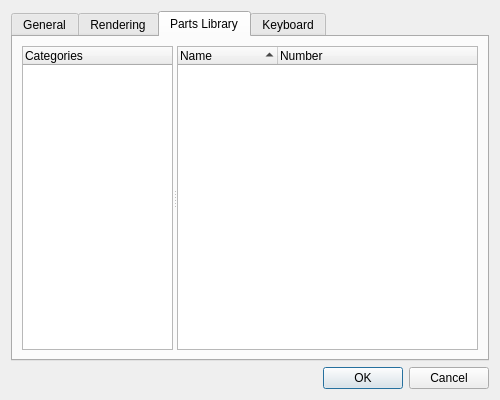
This is qt/lc_qpreferencesdialog.ui in ldraw-linux/leocad as Qt 5 draws it before an edit. The edited form follows.
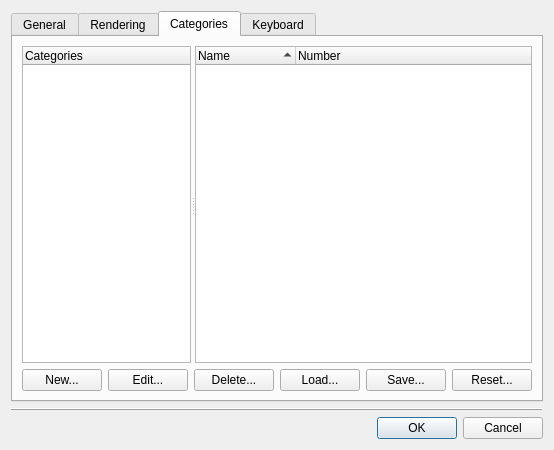
This is the edited form.

Commit message: Added category editing functionality.

The edit to the form file:
```diff
--- a/qt/lc_qpreferencesdialog.ui
+++ b/qt/lc_qpreferencesdialog.ui
@@ -6,8 +6,8 @@
    <rect>
     <x>0</x>
     <y>0</y>
-    <width>500</width>
-    <height>400</height>
+    <width>550</width>
+    <height>450</height>
    </rect>
   </property>
   <property name="windowTitle">
@@ -31,11 +31,17 @@
      </widget>
      <widget class="QWidget" name="tabLibrary">
       <attribute name="title">
-       <string>Parts Library</string>
+       <string>Categories</string>
       </attribute>
       <layout class="QVBoxLayout" name="verticalLayout_3">
        <item>
         <widget class="QSplitter" name="splitter">
+         <property name="sizePolicy">
+          <sizepolicy hsizetype="Expanding" vsizetype="Expanding">
+           <horstretch>0</horstretch>
+           <verstretch>0</verstretch>
+          </sizepolicy>
+         </property>
          <property name="orientation">
           <enum>Qt::Horizontal</enum>
          </property>
@@ -105,6 +111,65 @@
          </widget>
         </widget>
        </item>
+       <item>
+        <layout class="QHBoxLayout" name="horizontalLayout">
+         <item>
+          <widget class="QPushButton" name="newCategory">
+           <property name="text">
+            <string>New...</string>
+           </property>
+          </widget>
+         </item>
+         <item>
+          <widget class="QPushButton" name="editCategory">
+           <property name="text">
+            <string>Edit...</string>
+           </property>
+          </widget>
+         </item>
+         <item>
+          <widget class="QPushButton" name="deleteCategory">
+           <property name="text">
+            <string>Delete...</string>
+           </property>
+          </widget>
+         </item>
+         <item>
+          <spacer name="horizontalSpacer">
+           <property name="orientation">
+            <enum>Qt::Horizontal</enum>
+           </property>
+           <property name="sizeHint" stdset="0">
+            <size>
+             <width>40</width>
+             <height>20</height>
+            </size>
+           </property>
+          </spacer>
+         </item>
+         <item>
+          <widget class="QPushButton" name="loadCategories">
+           <property name="text">
+            <string>Load...</string>
+           </property>
+          </widget>
+         </item>
+         <item>
+          <widget class="QPushButton" name="saveCategories">
+           <property name="text">
+            <string>Save...</string>
+           </property>
+          </widget>
+         </item>
+         <item>
+          <widget class="QPushButton" name="resetCategories">
+           <property name="text">
+            <string>Reset...</string>
+           </property>
+          </widget>
+         </item>
+        </layout>
+       </item>
       </layout>
      </widget>
      <widget class="QWidget" name="tabKeyboard">
@@ -115,6 +180,16 @@
      </widget>
     </widget>
    </item>
+   <item>
+    <widget class="QFrame" name="frame">
+     <property name="frameShape">
+      <enum>QFrame::HLine</enum>
+     </property>
+     <property name="frameShadow">
+      <enum>QFrame::Raised</enum>
+     </property>
+    </widget>
+   </item>
    <item>
     <widget class="QDialogButtonBox" name="buttonBox">
      <property name="orientation">
```
Left out of the diff: 14 changed lines with no effect on the pictures. The commit also changes 14 other files.
